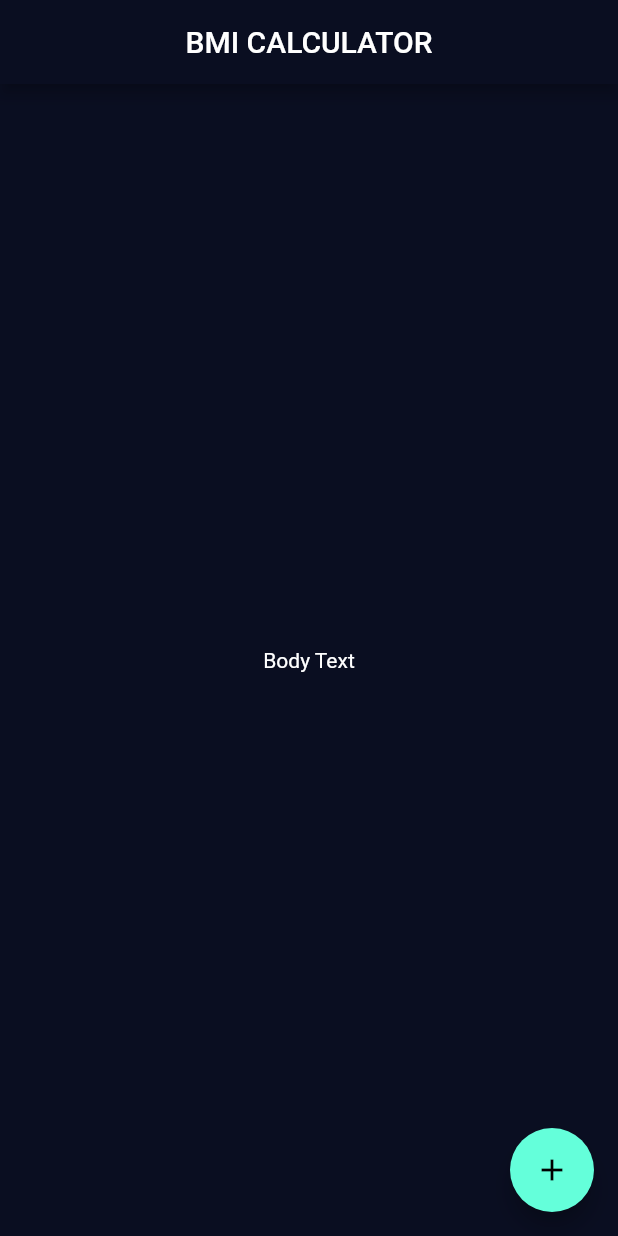
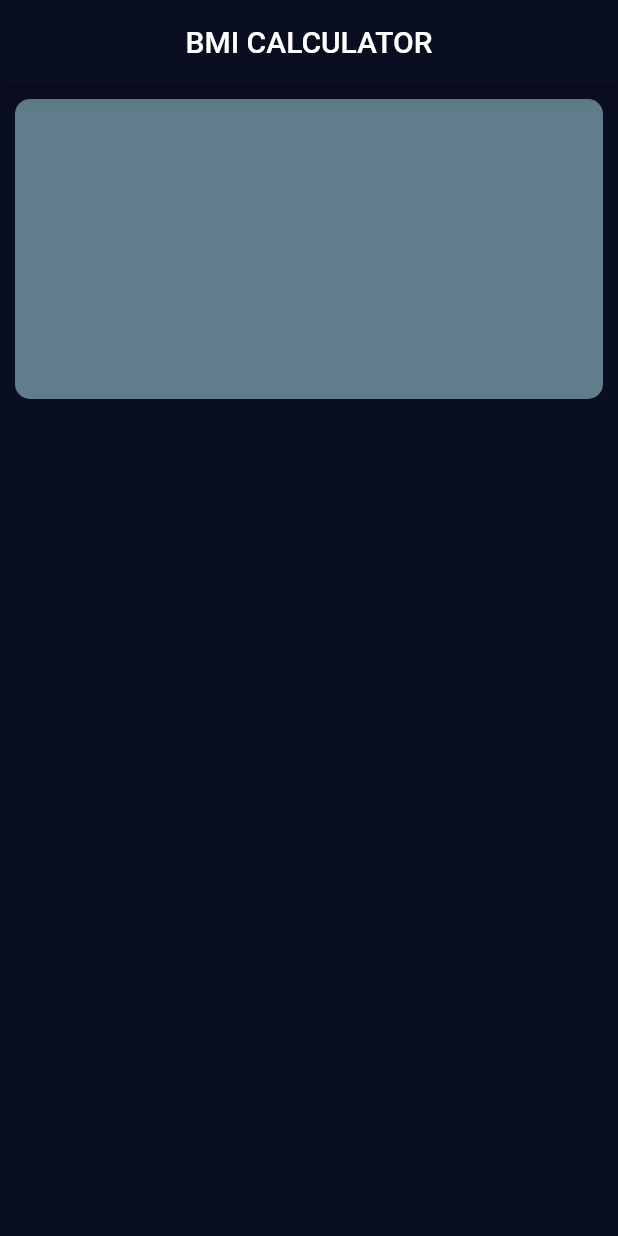
Before and after one commit to Subhradeep10/BMI_Calculator, a Flutter app: the screen it shows after launch, on a phone screen of 412 x 824 dp. Run offline on Flutter 3.47's test engine with Material 2 defaults, Android fonts, the phone set to English and light mode, and no system bars.

Commit message:
blue grey box decoration is added

```diff
--- a/lib/input_page.dart
+++ b/lib/input_page.dart
@@ -10,15 +10,23 @@ class _InputPageState extends State<InputPage> {
   @override
   Widget build(BuildContext context) {
     return Scaffold(
-      appBar: AppBar(
-        title: Center(child: Text('BMI CALCULATOR')),
-      ),
-      body: Center(
-        child: Text('Body Text'),
-      ),
-      floatingActionButton: FloatingActionButton(
-        child: Icon(Icons.add),
-      ),
-    );
+        appBar: AppBar(
+          title: Center(child: Text('BMI CALCULATOR')),
+        ),
+        body: Row(
+          children: [
+            Expanded(
+              child: Container(
+                margin: EdgeInsets.all(10.0),
+                height: 200.0,
+                width: 100.0,
+                decoration: BoxDecoration(
+                  color: Colors.blueGrey,
+                  borderRadius: BorderRadius.circular(10.0),
+                ),
+              ),
+            ),
+          ],
+        ));
   }
 }
```
